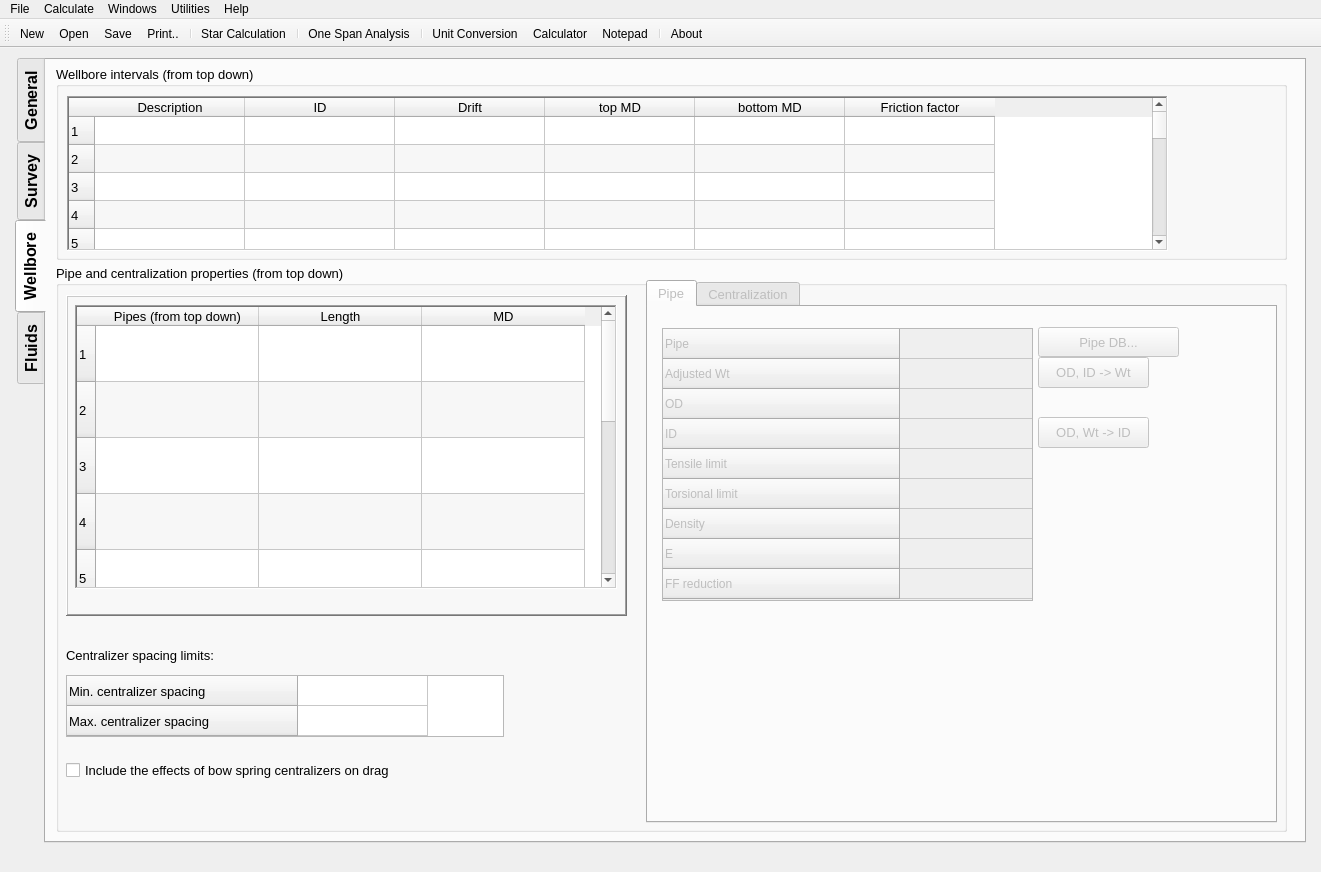
First picture: the form in InputWindow_Vst.ui, repository Ivanfdezr/CentralSoftware, before the edit.
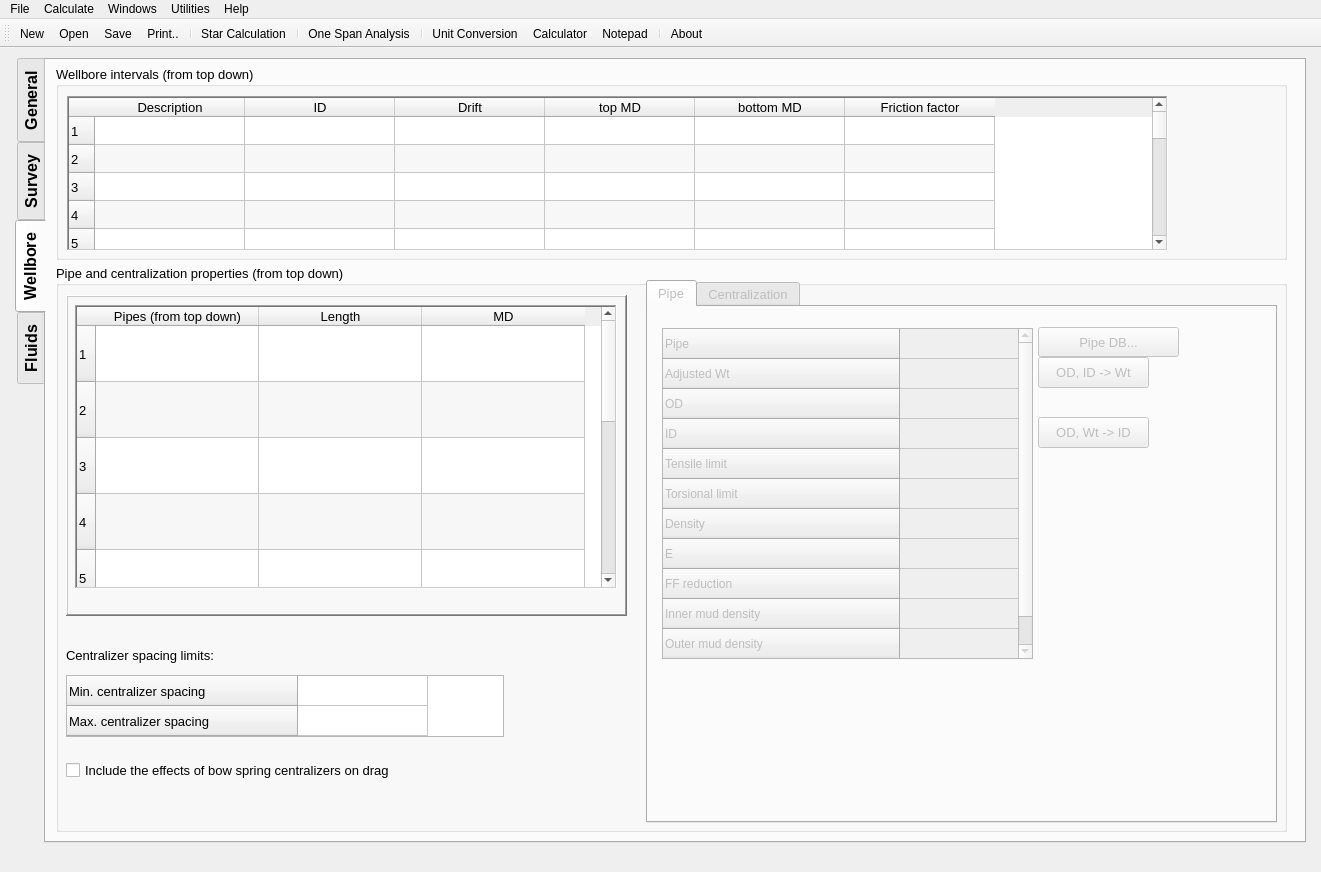
Second picture: the form after the edit. The open tabs and pages were chosen to show the change. Icons and pictures are not drawn. Custom widgets are drawn as their Qt base class.

Diff of the .ui file:
```diff
--- a/InputWindow_Vst.ui
+++ b/InputWindow_Vst.ui
@@ -2214,7 +2214,7 @@
            <x>14</x>
            <y>21</y>
            <width>371</width>
-           <height>273</height>
+           <height>331</height>
           </rect>
          </property>
          <property name="font">
@@ -2293,6 +2293,16 @@
            <string>FF reduction</string>
           </property>
          </row>
+         <row>
+          <property name="text">
+           <string>Inner mud density</string>
+          </property>
+         </row>
+         <row>
+          <property name="text">
+           <string>Outer mud density</string>
+          </property>
+         </row>
          <column/>
         </widget>
        </widget>
```
